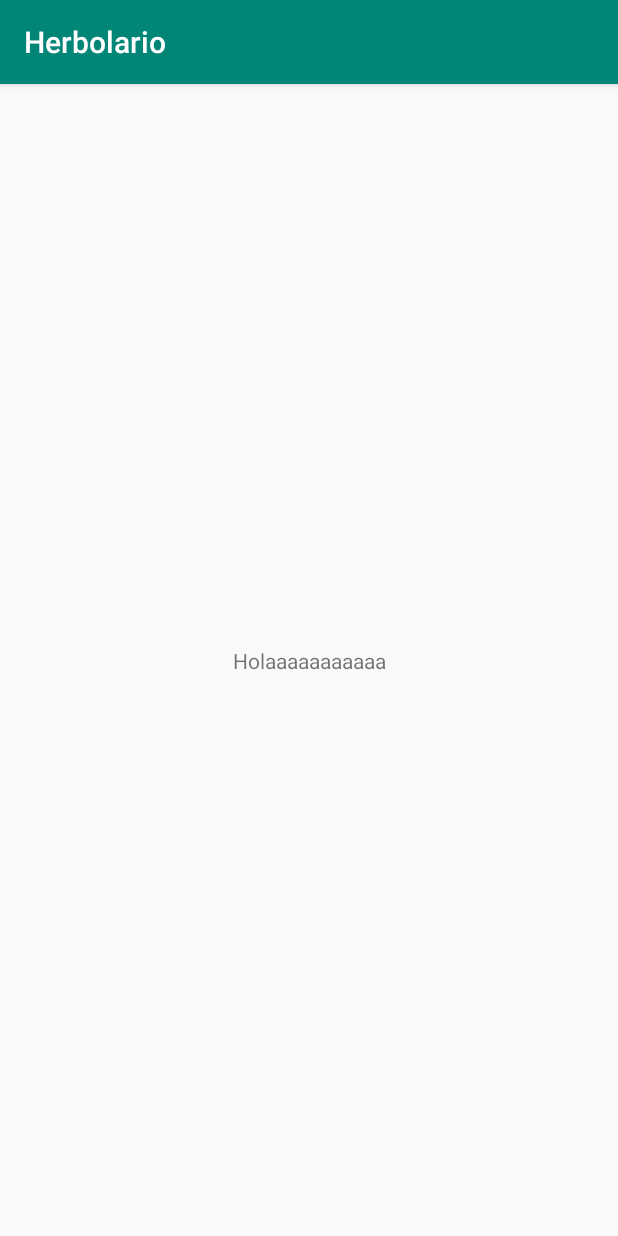
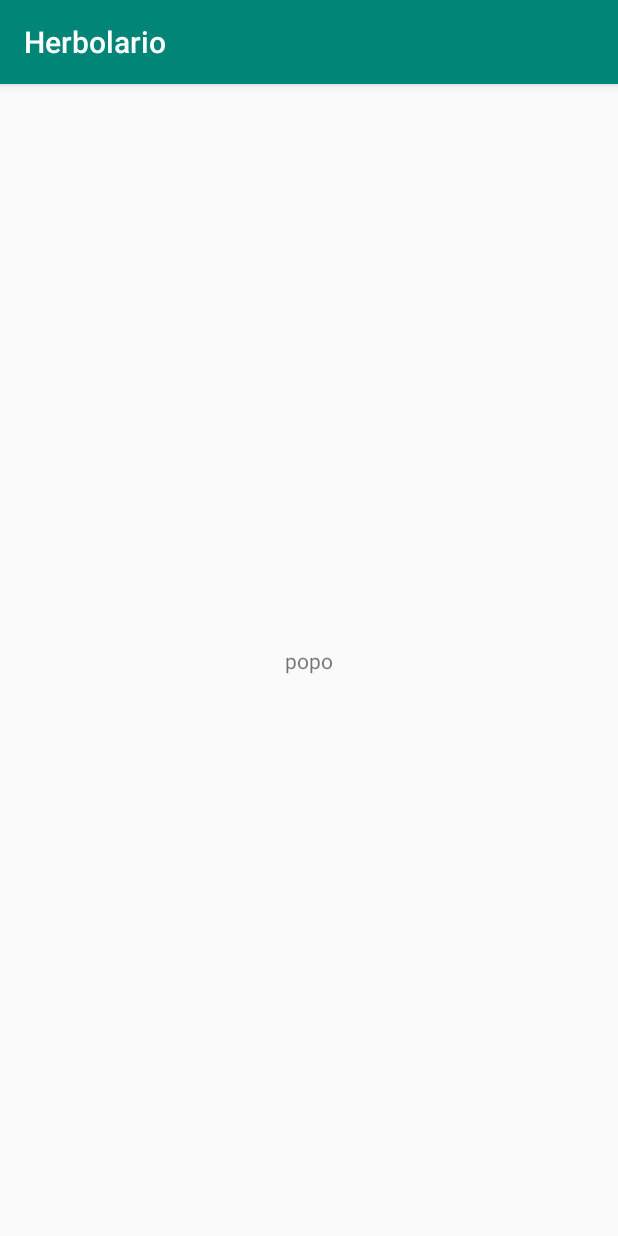
Before and after one commit to Cinthiaru/Plantitas, an Android app: the screen it shows after launch (MainActivity), on a phone screen of 412 x 824 dp. Run offline under Robolectric (Android 15) with nearby library versions, the phone set to English and light mode, and no system bars.

Commit message:
Mejore el codigo

```diff
--- a/app/src/main/res/layout/activity_main.xml
+++ b/app/src/main/res/layout/activity_main.xml
@@ -9,7 +9,7 @@
     <TextView
         android:layout_width="wrap_content"
         android:layout_height="wrap_content"
-        android:text="Holaaaaaaaaaaa"
+        android:text="popo"
         app:layout_constraintBottom_toBottomOf="parent"
         app:layout_constraintLeft_toLeftOf="parent"
         app:layout_constraintRight_toRightOf="parent"
```
